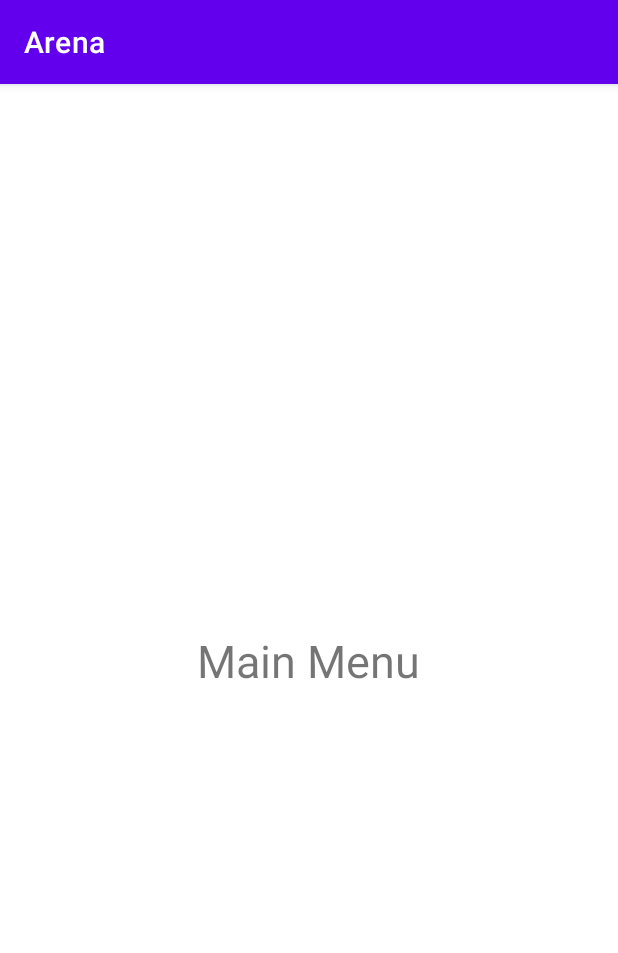
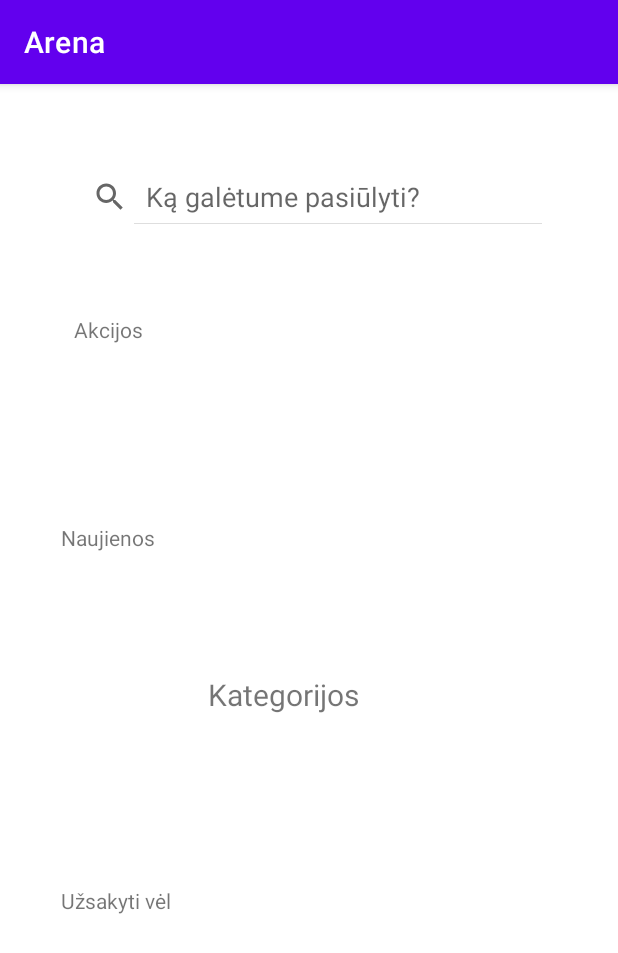
Before and after one commit to DominykasD/Arena, an Android app: the MainMenuActivity screen opened directly, with no data from a screen before it, on a phone screen of 412 x 824 dp. Shown: the top 953 px of the screen. Run offline under Robolectric (Android 15) with nearby library versions, the phone set to English and light mode, and no system bars; network calls fail.

Commit message:
Main Menu

```diff
--- a/app/src/main/java/com/example/arena/MainActivity.java
+++ b/app/src/main/java/com/example/arena/MainActivity.java
@@ -3,6 +3,7 @@ package com.example.arena;
 import androidx.annotation.Nullable;
 import androidx.appcompat.app.AppCompatActivity;
 
+import android.annotation.SuppressLint;
 import android.content.Context;
 import android.content.Intent;
 import android.os.Bundle;
@@ -31,6 +32,7 @@ public class MainActivity extends AppCompatActivity {
     private String URL = "http://10.0.2.2/ArenaServer/login.php";
 
 
+    @SuppressLint("SetTextI18n")
     @Override
     protected void onCreate(Bundle savedInstanceState) {
         super.onCreate(savedInstanceState);
@@ -49,6 +51,11 @@ public class MainActivity extends AppCompatActivity {
         email = (EditText) findViewById(R.id.editEmail);
         password = (EditText) findViewById(R.id.editPsw);
         button = (Button) findViewById(R.id.buttLogin);
+
+        // setText for testing purposes
+        email.setText("test@arena.com");
+        password.setText("test");
+
         button.setOnClickListener(new View.OnClickListener() {
             @Override
             public void onClick(View v) {
--- a/app/src/main/java/com/example/arena/MainMenuActivity.java
+++ b/app/src/main/java/com/example/arena/MainMenuActivity.java
@@ -3,12 +3,20 @@ package com.example.arena;
 import androidx.appcompat.app.AppCompatActivity;
 
 import android.os.Bundle;
+import android.widget.SearchView;
 
 public class MainMenuActivity extends AppCompatActivity {
+
+    private SearchView searchView;
 
     @Override
     protected void onCreate(Bundle savedInstanceState) {
         super.onCreate(savedInstanceState);
         setContentView(R.layout.activity_main_menu);
+
+        /// Searchview text
+        searchView = (SearchView) findViewById(R.id.searchView);
+        searchView.setQueryHint("Ką galėtume pasiūlyti?");
+
     }
 }
--- a/app/src/main/res/layout/activity_main_menu.xml
+++ b/app/src/main/res/layout/activity_main_menu.xml
@@ -10,11 +10,74 @@
         android:id="@+id/textView5"
         android:layout_width="wrap_content"
         android:layout_height="wrap_content"
-        android:text="Main Menu"
-        android:textSize="30dp"
+        android:text="Kategorijos"
+        android:textSize="20dp"
         app:layout_constraintBottom_toBottomOf="parent"
         app:layout_constraintEnd_toEndOf="parent"
-        app:layout_constraintHorizontal_bias="0.498"
+        app:layout_constraintHorizontal_bias="0.446"
         app:layout_constraintStart_toStartOf="parent"
-        app:layout_constraintTop_toTopOf="parent" />
+        app:layout_constraintTop_toTopOf="parent"
+        app:layout_constraintVertical_bias="0.531" />
+
+    <SearchView
+        android:id="@+id/searchView"
+        android:layout_width="328dp"
+        android:layout_height="35dp"
+        android:iconifiedByDefault="false"
+
+        app:layout_constraintBottom_toBottomOf="parent"
+        app:layout_constraintEnd_toEndOf="parent"
+        app:layout_constraintHorizontal_bias="0.493"
+        app:layout_constraintStart_toStartOf="parent"
+        app:layout_constraintTop_toTopOf="parent"
+        app:layout_constraintVertical_bias="0.079" />
+
+    <TextView
+        android:id="@+id/textView6"
+        android:layout_width="wrap_content"
+        android:layout_height="wrap_content"
+        android:layout_marginTop="45dp"
+        android:text="Akcijos"
+        app:layout_constraintBottom_toBottomOf="parent"
+        app:layout_constraintEnd_toEndOf="parent"
+        app:layout_constraintHorizontal_bias="0.134"
+        app:layout_constraintStart_toStartOf="parent"
+        app:layout_constraintTop_toBottomOf="@+id/searchView"
+        app:layout_constraintVertical_bias="0.025" />
+
+    <TextView
+        android:id="@+id/textView7"
+        android:layout_width="wrap_content"
+        android:layout_height="wrap_content"
+        android:text="Naujienos"
+        app:layout_constraintBottom_toBottomOf="parent"
+        app:layout_constraintEnd_toEndOf="parent"
+        app:layout_constraintHorizontal_bias="0.117"
+        app:layout_constraintStart_toStartOf="parent"
+        app:layout_constraintTop_toTopOf="parent"
+        app:layout_constraintVertical_bias="0.391" />
+
+    <TextView
+        android:id="@+id/textView8"
+        android:layout_width="wrap_content"
+        android:layout_height="wrap_content"
+        android:text="Užsakyti vėl"
+        app:layout_constraintBottom_toBottomOf="parent"
+        app:layout_constraintEnd_toEndOf="parent"
+        app:layout_constraintHorizontal_bias="0.121"
+        app:layout_constraintStart_toStartOf="parent"
+        app:layout_constraintTop_toTopOf="parent"
+        app:layout_constraintVertical_bias="0.714" />
+
+    <com.google.android.material.navigation.NavigationView
+        android:layout_width="409dp"
+        android:layout_height="53dp"
+        app:menu="@menu/navigation_drawer"
+        app:layout_constraintBottom_toBottomOf="parent"
+        app:layout_constraintEnd_toEndOf="parent"
+        app:layout_constraintHorizontal_bias="0.0"
+        app:layout_constraintStart_toStartOf="parent"
+        app:layout_constraintTop_toTopOf="parent"
+        app:layout_constraintVertical_bias="0.0" />
+
 </androidx.constraintlayout.widget.ConstraintLayout>
--- /dev/null
+++ b/app/src/main/res/menu/navigation_drawer.xml
@@ -0,0 +1,5 @@
+<?xml version="1.0" encoding="utf-8"?>
+<menu xmlns:android="http://schemas.android.com/apk/res/android">
+
+
+</menu>
```
